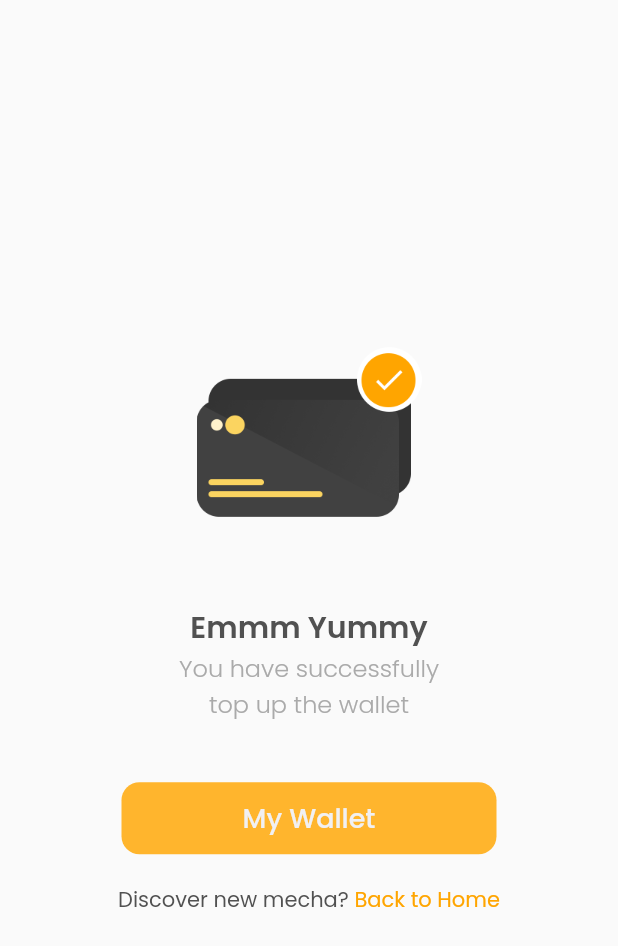
After one commit to zaeroblitz/mechaku_blocs, a Flutter app: the SuccessTopUpPage screen opened by its route, on a phone screen of 412 x 824 dp. The commit adds this screen. Shown: the top 946 px of the screen. Run offline on Flutter 3.47's test engine with Material 2 defaults, Android fonts, the phone set to English and light mode, and no system bars; our stand-ins replace bloc, cached_network_image, carousel_slider, cloud_firestore, equatable, firebase_auth and 9 more; accounts and stored records are empty.

Commit message:
Add Success Top Up Page

```diff
--- a/lib/routes/AppPages.dart
+++ b/lib/routes/AppPages.dart
@@ -12,6 +12,7 @@ class AppPages {
     AppRoutes.sign_up_page: (context) => SignUpPage(),
     AppRoutes.category_page: (context) => CategoryPage(),
     AppRoutes.wishlists_page: (context) => WishlistPage(),
+    AppRoutes.success_top_up_page: (context) => SuccessTopUpPage(),
     AppRoutes.detail_product_page: (context) => ProductDetailPage(),
   };
 }
--- a/lib/routes/AppRoutes.dart
+++ b/lib/routes/AppRoutes.dart
@@ -8,5 +8,6 @@ abstract class AppRoutes {
   static const String sign_up_page = '/sign-up-page';
   static const String category_page = '/category-page';
   static const String wishlists_page = '/wishlists-page';
+  static const String success_top_up_page = '/success-top-up-page';
   static const String detail_product_page = '/detail-product-page';
 }
--- a/lib/views/pages/pages.dart
+++ b/lib/views/pages/pages.dart
@@ -40,3 +40,4 @@ part 'category_page.dart';
 part 'settings_page.dart';
 part 'wishlist_page.dart';
 part 'product_detail_page.dart';
+part 'success_top_up_page.dart';
--- /dev/null
+++ b/lib/views/pages/success_top_up_page.dart
@@ -0,0 +1,104 @@
+part of 'pages.dart';
+
+class SuccessTopUpPage extends StatelessWidget {
+  @override
+  Widget build(BuildContext context) {
+    Widget _successTopUpIllustration() {
+      return Container(
+        width: 150,
+        height: 150,
+        margin: EdgeInsets.only(bottom: 40),
+        decoration: BoxDecoration(
+          image: DecorationImage(
+            fit: BoxFit.cover,
+            image: AssetImage('assets/top_up_success.png'),
+          ),
+        ),
+      );
+    }
+
+    Widget _text() {
+      return Container(
+        margin: EdgeInsets.only(bottom: 40),
+        child: Column(
+          children: [
+            Text(
+              'Emmm Yummy',
+              style: regularTextStyle.copyWith(
+                fontSize: 20,
+                fontWeight: semiBold,
+              ),
+              textAlign: TextAlign.center,
+            ),
+            Text(
+              'You have successfully\ntop up the wallet',
+              style: hintTextStyle.copyWith(
+                fontSize: 16,
+                fontWeight: light,
+              ),
+              textAlign: TextAlign.center,
+            ),
+          ],
+        ),
+      );
+    }
+
+    Widget _button() {
+      return Container(
+        width: 250,
+        margin: EdgeInsets.only(bottom: 20),
+        child: CustomButton(
+          onPressed: () {
+            context.read<PageCubit>().setPage(3);
+            Navigator.pushNamedAndRemoveUntil(
+                context, AppRoutes.mainpage, (route) => false);
+          },
+          text: 'My Wallet',
+          color: orangeColor2,
+        ),
+      );
+    }
+
+    Widget _backToHome() {
+      return Row(
+        mainAxisAlignment: MainAxisAlignment.center,
+        children: [
+          Text(
+            'Discover new mecha? ',
+            style: regularTextStyle,
+          ),
+          GestureDetector(
+            onTap: () {
+              context.read<PageCubit>().setPage(0);
+              Navigator.pushNamedAndRemoveUntil(
+                  context, AppRoutes.mainpage, (route) => false);
+            },
+            child: Text(
+              'Back to Home',
+              style: orangeTextStyle.copyWith(
+                fontSize: 14,
+              ),
+            ),
+          ),
+        ],
+      );
+    }
+
+    return Scaffold(
+      body: Center(
+        child: Container(
+          margin: EdgeInsets.all(20),
+          child: Column(
+            mainAxisAlignment: MainAxisAlignment.center,
+            children: [
+              _successTopUpIllustration(),
+              _text(),
+              _button(),
+              _backToHome(),
+            ],
+          ),
+        ),
+      ),
+    );
+  }
+}
--- a/lib/views/pages/top_up_page.dart
+++ b/lib/views/pages/top_up_page.dart
@@ -267,6 +267,9 @@ class _TopUpPageState extends State<TopUpPage> {
                     context
                         .read<TransactionCubit>()
                         .setTransaction(transactionModel);
+
+                    Navigator.pushNamedAndRemoveUntil(context,
+                        AppRoutes.success_top_up_page, (route) => false);
                   }
                 },
                 text: 'Top Up Now',
```
Also changed, not shown: assets/top_up_success.png (added).
